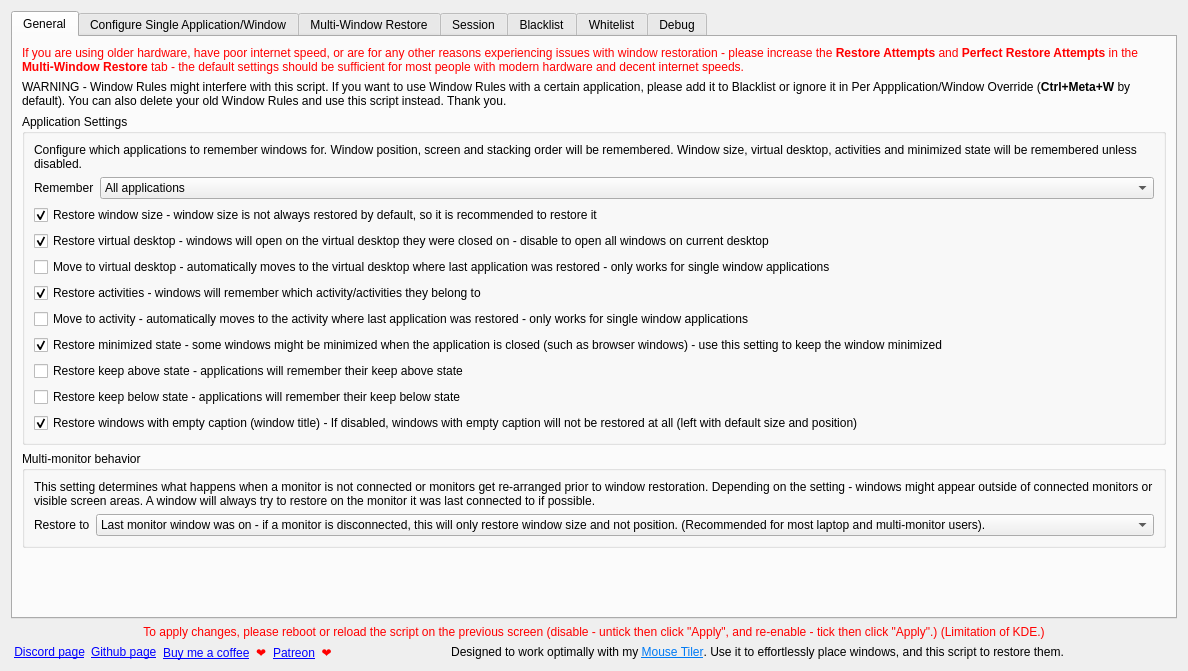
First picture: the form in src/contents/ui/config.ui, repository rxappdev/RememberWindowPositions, before the edit.
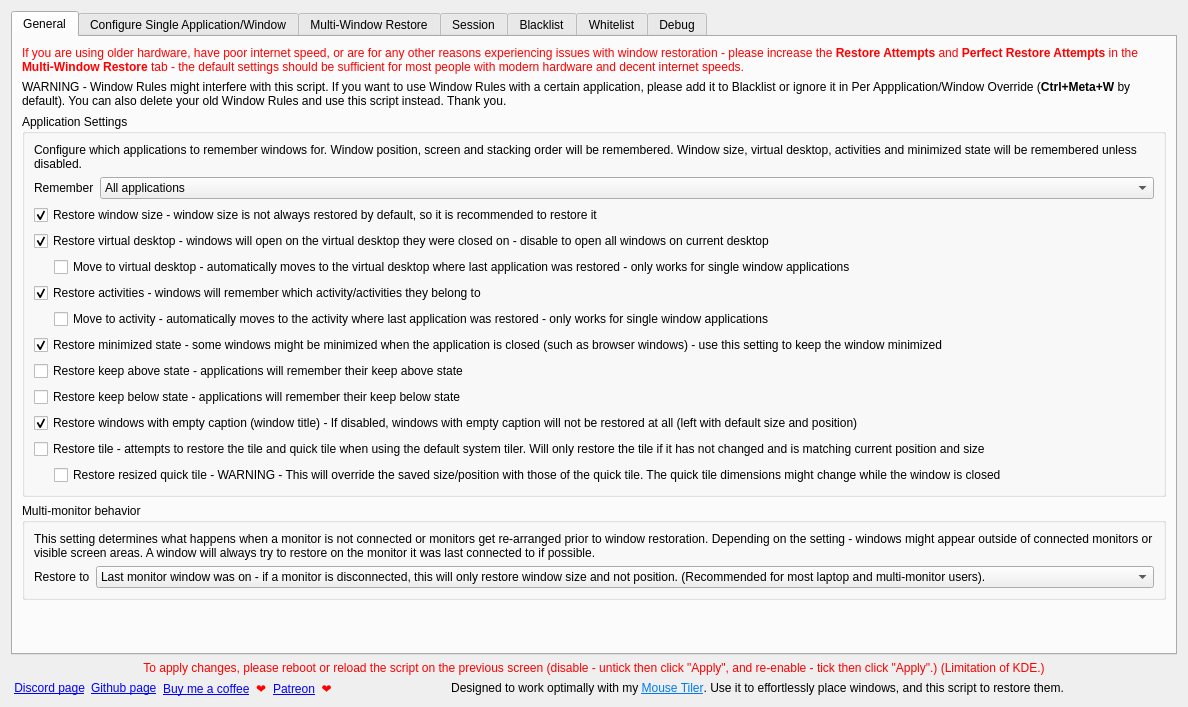
Second picture: the form after the edit. Icons and pictures are not drawn.

Commit message:
Added support for restoring tile / quick tile.
The system tile (tiled with shift) and quick tile (edge and Meta + arrow tiling) can be restored.
It is also possible to restore quick tiles that have been resized while the window was closed. (Not enabled by default).

Diff of the .ui file:
```diff
--- a/src/contents/ui/config.ui
+++ b/src/contents/ui/config.ui
@@ -7,7 +7,7 @@
     <x>0</x>
     <y>0</y>
     <width>1188</width>
-    <height>671</height>
+    <height>707</height>
    </rect>
   </property>
   <layout class="QVBoxLayout" name="verticalLayout">
@@ -135,7 +135,31 @@
            </widget>
           </item>
           <item>
+           <layout class="QHBoxLayout" name="horizontalLayout_5">
+            <item>
+             <spacer name="horizontalSpacer_2">
+              <property name="orientation">
+               <enum>Qt::Orientation::Horizontal</enum>
+              </property>
+              <property name="sizeType">
+               <enum>QSizePolicy::Policy::Minimum</enum>
+              </property>
+              <property name="sizeHint" stdset="0">
+               <size>
+                <width>20</width>
+                <height>0</height>
+               </size>
+              </property>
+             </spacer>
+            </item>
+            <item>
            <widget class="QCheckBox" name="kcfg_moveVirtualDesktop">
+              <property name="sizePolicy">
+               <sizepolicy hsizetype="MinimumExpanding" vsizetype="Fixed">
+                <horstretch>0</horstretch>
+                <verstretch>0</verstretch>
+               </sizepolicy>
+              </property>
             <property name="text">
              <string>Move to virtual desktop - automatically moves to the virtual desktop where last application was restored - only works for single window applications</string>
             </property>
@@ -144,6 +168,8 @@
             </property>
            </widget>
           </item>
+           </layout>
+          </item>
           <item>
            <widget class="QCheckBox" name="kcfg_restoreActivities">
             <property name="text">
@@ -155,7 +181,31 @@
            </widget>
           </item>
           <item>
+           <layout class="QHBoxLayout" name="horizontalLayout_4">
+            <item>
+             <spacer name="horizontalSpacer_3">
+              <property name="orientation">
+               <enum>Qt::Orientation::Horizontal</enum>
+              </property>
+              <property name="sizeType">
+               <enum>QSizePolicy::Policy::Minimum</enum>
+              </property>
+              <property name="sizeHint" stdset="0">
+               <size>
+                <width>20</width>
+                <height>0</height>
+               </size>
+              </property>
+             </spacer>
+            </item>
+            <item>
            <widget class="QCheckBox" name="kcfg_moveActivity">
+              <property name="sizePolicy">
+               <sizepolicy hsizetype="MinimumExpanding" vsizetype="Fixed">
+                <horstretch>0</horstretch>
+                <verstretch>0</verstretch>
+               </sizepolicy>
+              </property>
             <property name="text">
              <string>Move to activity - automatically moves to the activity where last application was restored - only works for single window applications</string>
             </property>
@@ -164,6 +214,8 @@
             </property>
            </widget>
           </item>
+           </layout>
+          </item>
           <item>
            <widget class="QCheckBox" name="kcfg_restoreMinimized">
             <property name="text">
@@ -198,6 +250,46 @@
             </property>
            </widget>
           </item>
+          <item>
+           <widget class="QCheckBox" name="kcfg_restoreTile">
+            <property name="text">
+             <string>Restore tile - attempts to restore the tile and quick tile when using the default system tiler. Will only restore the tile if it has not changed and is matching current position and size</string>
+            </property>
+           </widget>
+          </item>
+          <item>
+           <layout class="QHBoxLayout" name="horizontalLayout_3">
+            <item>
+             <spacer name="horizontalSpacer">
+              <property name="orientation">
+               <enum>Qt::Orientation::Horizontal</enum>
+              </property>
+              <property name="sizeType">
+               <enum>QSizePolicy::Policy::Minimum</enum>
+              </property>
+              <property name="sizeHint" stdset="0">
+               <size>
+                <width>20</width>
+                <height>0</height>
+               </size>
+              </property>
+             </spacer>
+            </item>
+            <item>
+             <widget class="QCheckBox" name="kcfg_restoreResizedQuickTile">
+              <property name="sizePolicy">
+               <sizepolicy hsizetype="MinimumExpanding" vsizetype="Fixed">
+                <horstretch>0</horstretch>
+                <verstretch>0</verstretch>
+               </sizepolicy>
+              </property>
+              <property name="text">
+               <string>Restore resized quick tile - WARNING - This will override the saved size/position with those of the quick tile. The quick tile dimensions might change while the window is closed</string>
+              </property>
+             </widget>
+            </item>
+           </layout>
+          </item>
          </layout>
         </widget>
        </item>
```
Lines whose indentation alone changed are shown as unchanged. The commit also changes 4 other files.
